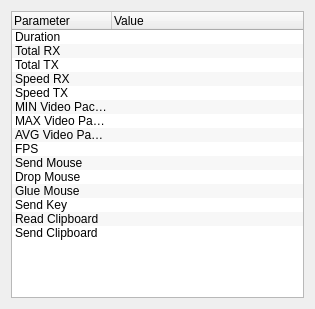
Old version of the form source/client/ui/statistics_dialog.ui in the repository dchapyshev/aspia.
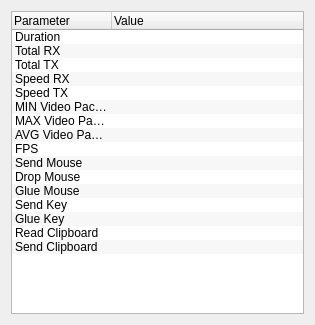
New version of the form.

What changed in the file:
```diff
--- a/source/client/ui/statistics_dialog.ui
+++ b/source/client/ui/statistics_dialog.ui
@@ -7,7 +7,7 @@
     <x>0</x>
     <y>0</y>
     <width>315</width>
-    <height>309</height>
+    <height>325</height>
    </rect>
   </property>
   <property name="windowTitle">
@@ -106,6 +106,11 @@
        <string notr="true">Send Key</string>
       </property>
      </item>
+     <item>
+      <property name="text">
+       <string notr="true">Glue Key</string>
+      </property>
+     </item>
      <item>
       <property name="text">
        <string notr="true">Read Clipboard</string>
```
Left out of the diff: 4 changed lines with no effect on the pictures.
